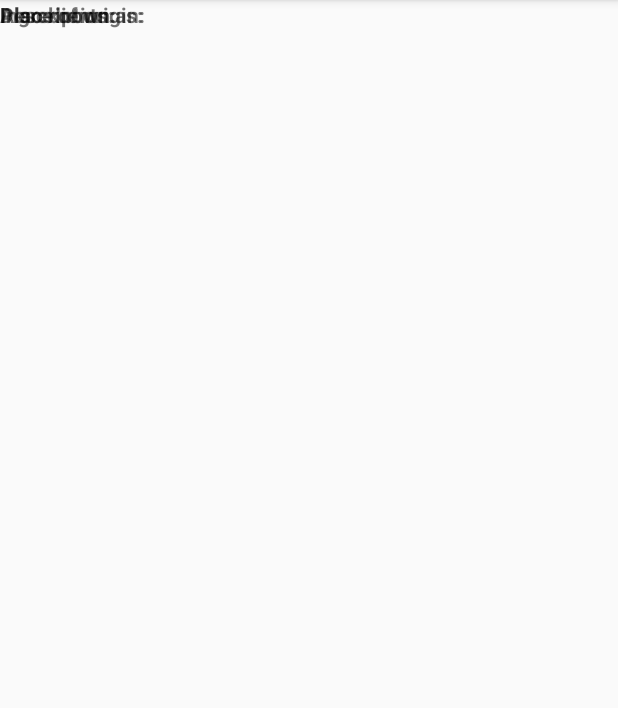
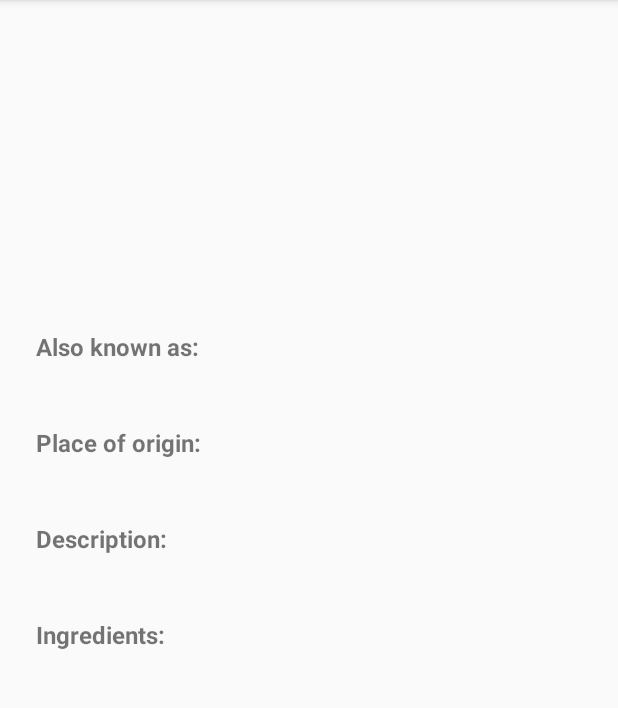
Before and after one commit to tachyonlabs/Grow-With-Google-Udacity-Android-Developer-Nanodegree-Sandwich-Club, an Android app: the DetailActivity screen opened directly, with no data from a screen before it, on a phone screen of 412 x 824 dp, the part 84-792 px from its top. Run offline under Robolectric (Android 15) with nearby library versions, the phone set to English and light mode, and no system bars; our stand-ins replace Picasso, data binding; 1 statement that could not run was skipped.

Commit message:
Ready for submission

```diff
--- a/app/build.gradle
+++ b/app/build.gradle
@@ -16,6 +16,7 @@ android {
             proguardFiles getDefaultProguardFile('proguard-android.txt'), 'proguard-rules.pro'
         }
     }
+    dataBinding.enabled = true
 }
 
 dependencies {
--- a/app/src/main/java/com/udacity/sandwichclub/DetailActivity.java
+++ b/app/src/main/java/com/udacity/sandwichclub/DetailActivity.java
@@ -1,12 +1,16 @@
 package com.udacity.sandwichclub;
 
 import com.squareup.picasso.Picasso;
+import com.udacity.sandwichclub.databinding.ActivityDetailBinding;
 import com.udacity.sandwichclub.model.Sandwich;
 import com.udacity.sandwichclub.utils.JsonUtils;
 
 import android.content.Intent;
+import android.databinding.DataBindingUtil;
 import android.os.Bundle;
 import android.support.v7.app.AppCompatActivity;
+import android.text.TextUtils;
+import android.view.View;
 import android.widget.ImageView;
 import android.widget.Toast;
 
@@ -14,13 +18,14 @@ public class DetailActivity extends AppCompatActivity {
     public static final String TAG = DetailActivity.class.getSimpleName();
     public static final String EXTRA_POSITION = "extra_position";
     private static final int DEFAULT_POSITION = -1;
+    private ActivityDetailBinding mBinding;
 
     @Override
     protected void onCreate(Bundle savedInstanceState) {
         super.onCreate(savedInstanceState);
-        setContentView(R.layout.activity_detail);
+        mBinding = DataBindingUtil.setContentView(this, R.layout.activity_detail);
 
-        ImageView ingredientsIv = findViewById(R.id.image_iv);
+        ImageView ingredientsIv = mBinding.imageIv;
 
         Intent intent = getIntent();
         if (intent == null) {
@@ -43,7 +48,7 @@ public class DetailActivity extends AppCompatActivity {
             return;
         }
 
-        populateUI();
+        populateUI(sandwich);
         Picasso.with(this)
                 .load(sandwich.getImage())
                 .into(ingredientsIv);
@@ -56,7 +61,24 @@ public class DetailActivity extends AppCompatActivity {
         Toast.makeText(this, R.string.detail_error_message, Toast.LENGTH_SHORT).show();
     }
 
-    private void populateUI() {
+    private void populateUI(Sandwich sandwich) {
+        String aliases = TextUtils.join(", ", sandwich.getAlsoKnownAs());
+        // if the sandwich doesn't have any "also known as" names, don't display that section
+        if (aliases.isEmpty()) {
+            mBinding.alsoKnownLabelTv.setVisibility(View.GONE);
+            mBinding.alsoKnownTv.setVisibility(View.GONE);
+        } else {
+            mBinding.alsoKnownTv.setText(aliases);
+        }
 
+        String origin = sandwich.getPlaceOfOrigin();
+        if (origin.isEmpty()) {
+            origin = getString(R.string.detail_place_of_origin_unknown);
+        }
+        mBinding.originTv.setText(origin);
+
+        mBinding.descriptionTv.setText(sandwich.getDescription());
+
+        mBinding.ingredientsTv.setText(TextUtils.join(", ", sandwich.getIngredients()));
     }
 }
--- a/app/src/main/res/layout/activity_detail.xml
+++ b/app/src/main/res/layout/activity_detail.xml
@@ -1,9 +1,17 @@
 <?xml version="1.0" encoding="utf-8"?>
+<layout>
     <FrameLayout xmlns:android="http://schemas.android.com/apk/res/android"
                  xmlns:tools="http://schemas.android.com/tools"
                  android:layout_width="match_parent"
                  android:layout_height="match_parent"
                  tools:context="com.udacity.sandwichclub.DetailActivity">
+
+        <ScrollView android:layout_width="match_parent"
+                    android:layout_height="wrap_content">
+
+            <LinearLayout android:layout_width="match_parent"
+                          android:layout_height="wrap_content"
+                          android:orientation="vertical">
 
                 <ImageView
                         android:id="@+id/image_iv"
@@ -11,49 +19,43 @@
                         android:layout_height="200dp"
                         android:adjustViewBounds="true"
                         android:contentDescription="@string/sandwich_picture_content_description"
-        android:scaleType="centerCrop" />
+                        android:scaleType="centerCrop"/>
 
                 <TextView
-        android:id="@+id/origin_tv"
-        android:layout_width="wrap_content"
-        android:layout_height="wrap_content" />
+                        style="@style/DetailActivityLabels"
+                        android:id="@+id/also_known_label_tv"
+                        android:text="@string/detail_also_known_as_label"/>
 
                 <TextView
-        android:layout_width="wrap_content"
-        android:layout_height="wrap_content"
-        android:text="@string/detail_also_known_as_label"
-        android:textStyle="bold" />
+                        style="@style/DetailActivityValues"
+                        android:id="@+id/also_known_tv"/>
 
                 <TextView
-        android:layout_width="wrap_content"
-        android:layout_height="wrap_content"
-        android:text="@string/detail_ingredients_label"
-        android:textStyle="bold" />
+                        style="@style/DetailActivityLabels"
+                        android:text="@string/detail_place_of_origin_label"/>
 
                 <TextView
-        android:layout_width="wrap_content"
-        android:layout_height="wrap_content"
-        android:text="@string/detail_place_of_origin_label"
-        android:textStyle="bold" />
+                        style="@style/DetailActivityValues"
+                        android:id="@+id/origin_tv"/>
 
                 <TextView
-        android:id="@+id/description_tv"
-        android:layout_width="wrap_content"
-        android:layout_height="wrap_content" />
+                        style="@style/DetailActivityLabels"
+                        android:text="@string/detail_description_label"/>
 
                 <TextView
-        android:id="@+id/ingredients_tv"
-        android:layout_width="wrap_content"
-        android:layout_height="wrap_content" />
+                        style="@style/DetailActivityValues"
+                        android:id="@+id/description_tv"/>
 
                 <TextView
-        android:id="@+id/also_known_tv"
-        android:layout_width="wrap_content"
-        android:layout_height="wrap_content" />
+                        style="@style/DetailActivityLabels"
+                        android:text="@string/detail_ingredients_label"/>
 
                 <TextView
-        android:layout_width="wrap_content"
-        android:layout_height="wrap_content"
-        android:text="@string/detail_description_label"
-        android:textStyle="bold" />
+                        style="@style/DetailActivityValues"
+                        android:id="@+id/ingredients_tv"
+                        android:layout_marginBottom="20dp"/>
+
+            </LinearLayout>
+        </ScrollView>
     </FrameLayout>
+</layout>
--- a/app/src/main/res/values/strings.xml
+++ b/app/src/main/res/values/strings.xml
@@ -6,6 +6,8 @@
     <string name="detail_place_of_origin_label">Place of origin:</string>
     <string name="detail_description_label">Description:</string>
     <string name="detail_ingredients_label">Ingredients:</string>
+
+    <string name="detail_place_of_origin_unknown">Unknown</string>
 
     <!-- Content descriptions-->
     <string name="sandwich_picture_content_description">Sandwich picture</string>
@@ -45,7 +47,7 @@
         </item>
         <item>
             {\"name\":{\"mainName\":\"Chivito\",\"alsoKnownAs\":[]},\"placeOfOrigin\":\"Uruguay\",\"description\":\"Chivito
-            is a national dish of Uruguay, It is a thin slice of tender cooked beef steak
+            is a national dish of Uruguay. It is a thin slice of tender cooked beef steak
             (churrasco), with mozzarella, tomatoes, mayonnaise, black or green olives, and commonly
             also bacon, fried or hard-boiled eggs and ham, served as a sandwich in a bun, often
             accompanied by French fried potatoes. Other ingredients, such as red beets, peas,
@@ -78,7 +80,7 @@
             Sandwich\"]},\"placeOfOrigin\":\"Cuba\",\"description\":\"Medianoche (\\\"midnight\\\"
             in Spanish) is a type of sandwich which originated in Cuba. It is served in many Cuban
             communities in the United States. It is so named because of the sandwich\'s popularity
-            asa staple served in Havana\'s night clubs right around or after
+            as a staple served in Havana\'s night clubs right around or after
             midnight.\",\"image\":\"https://upload.wikimedia.org/wikipedia/commons/thumb/a/a3/Sandwich_de_Medianoche.jpg/800px-Sandwich_de_Medianoche.jpg\",\"ingredients\":[\"Egg
             bread\",\"Roast pork\",\"Ham\",\"Mustard\",\"Swiss cheese\",\"Dill pickles\"]}
         </item>
@@ -101,6 +103,8 @@
             possible to use only a few spices (which many vendors do), the resulting meat is less
             flavourful.\",\"image\":\"https://upload.wikimedia.org/wikipedia/commons/thumb/c/c5/Roujiamo.jpg/800px-Roujiamo.jpg\",\"ingredients\":[\"Pork\",\"bread\"]}
         </item>
+        <!--I replaced the original Shawarma URL https://upload.wikimedia.org/wikipedia/commons/thumb/1/16/Shawarmafood.jpg/800px-Shawarmafood.jpg-->
+        <!--because the image no longer exists at that URL-->
         <item>{\"name\":{\"mainName\":\"Shawarma\",\"alsoKnownAs\":[]},\"placeOfOrigin\":\"Middle East,
             Levant\",\"description\":\"Shawarma also spelled shawurma or shawerma, is a Levantine
             meat preparation, where lamb, chicken, turkey, beef, veal, or mixed meats are placed on
@@ -110,7 +114,7 @@
             (generally with accompaniments), or as a sandwich or wrap. Shawarma is usually eaten
             with tabbouleh, fattoush, taboon bread, tomato, and cucumber. Toppings include tahini,
             hummus, pickled turnips, and
-            amba.\",\"image\":\"https://upload.wikimedia.org/wikipedia/commons/thumb/1/16/Shawarmafood.jpg/800px-Shawarmafood.jpg\",\"ingredients\":[\"Shawarma
+            amba.\",\"image\":\"https://upload.wikimedia.org/wikipedia/commons/thumb/b/b4/Shawarma_%282223426004%29.jpg/1280px-Shawarma_%282223426004%29.jpg\",\"ingredients\":[\"Shawarma
             meat (lamb, chicken, turkey, beef) or shawarma falafel\",\"Pita or wrap
             bread\",\"Chopped or shredded vegetables\",\"Pickles\",\"Assorted condiments\"]}
         </item>
--- a/app/src/main/res/values/styles.xml
+++ b/app/src/main/res/values/styles.xml
@@ -8,4 +8,22 @@
         <item name="colorAccent">@color/colorAccent</item>
     </style>
 
+    <style name="DetailActivityLabels">
+        <item name="android:textStyle">bold</item>
+        <item name="android:textSize">16sp</item>
+        <item name="android:layout_marginTop">20dp</item>
+        <item name="android:layout_marginLeft">24dp</item>
+        <item name="android:layout_marginRight">24dp</item>
+        <item name="android:layout_width">wrap_content</item>
+        <item name="android:layout_height">wrap_content</item>
+    </style>
+
+    <style name="DetailActivityValues">
+        <item name="android:textSize">16sp</item>
+        <item name="android:layout_width">wrap_content</item>
+        <item name="android:layout_height">wrap_content</item>
+        <item name="android:layout_marginLeft">24dp</item>
+        <item name="android:layout_marginRight">24dp</item>
+    </style>
+
 </resources>
```
Also changed, not shown: 2 other files. Lines whose indentation alone changed are shown as unchanged.
